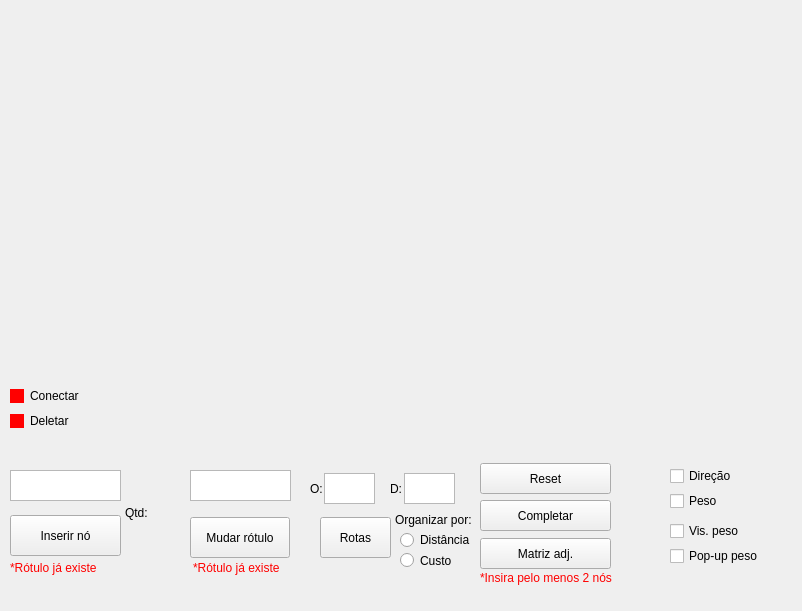
First picture: the form in mainwindow.ui, repository juliaaviee/graphDraw, before the edit.
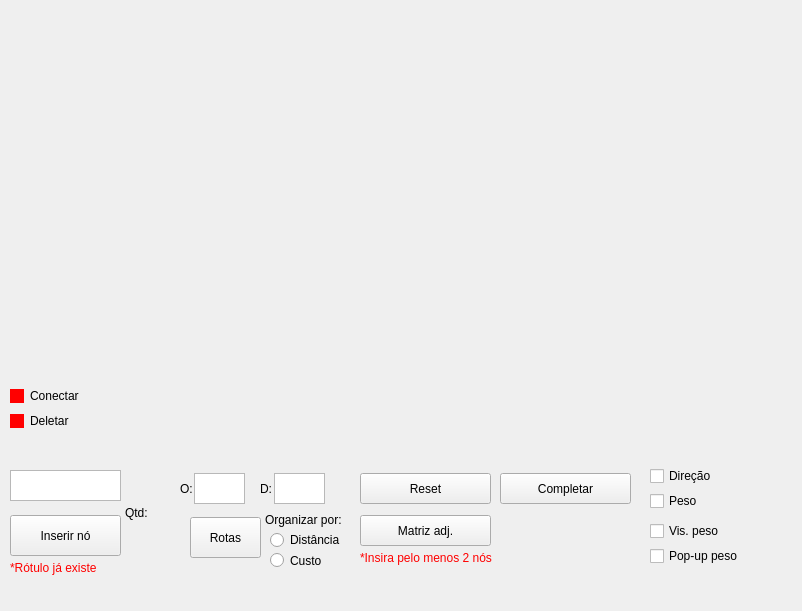
Second picture: the form after the edit. Icons and pictures are not drawn.

What changed in the file:
```diff
--- a/mainwindow.ui
+++ b/mainwindow.ui
@@ -43,8 +43,8 @@
    <widget class="QPushButton" name="reset">
     <property name="geometry">
      <rect>
-      <x>480</x>
-      <y>463</y>
+      <x>360</x>
+      <y>473</y>
       <width>131</width>
       <height>31</height>
      </rect>
@@ -53,34 +53,11 @@
      <string>Reset</string>
     </property>
    </widget>
-   <widget class="QPushButton" name="changeName">
-    <property name="geometry">
-     <rect>
-      <x>190</x>
-      <y>517</y>
-      <width>100</width>
-      <height>41</height>
-     </rect>
-    </property>
-    <property name="text">
-     <string>Mudar rótulo</string>
-    </property>
-   </widget>
-   <widget class="QTextEdit" name="newName">
-    <property name="geometry">
-     <rect>
-      <x>190</x>
-      <y>470</y>
-      <width>101</width>
-      <height>31</height>
-     </rect>
-    </property>
-   </widget>
    <widget class="QPushButton" name="showMatrix">
     <property name="geometry">
      <rect>
-      <x>480</x>
-      <y>538</y>
+      <x>360</x>
+      <y>515</y>
       <width>131</width>
       <height>31</height>
      </rect>
@@ -92,7 +69,7 @@
    <widget class="QPushButton" name="routes">
     <property name="geometry">
      <rect>
-      <x>320</x>
+      <x>190</x>
       <y>517</y>
       <width>71</width>
       <height>41</height>
@@ -105,7 +82,7 @@
    <widget class="QTextEdit" name="src">
     <property name="geometry">
      <rect>
-      <x>324</x>
+      <x>194</x>
       <y>473</y>
       <width>51</width>
       <height>31</height>
@@ -115,7 +92,7 @@
    <widget class="QTextEdit" name="dst">
     <property name="geometry">
      <rect>
-      <x>404</x>
+      <x>274</x>
       <y>473</y>
       <width>51</width>
       <height>31</height>
@@ -125,7 +102,7 @@
    <widget class="QLabel" name="label">
     <property name="geometry">
      <rect>
-      <x>310</x>
+      <x>180</x>
       <y>473</y>
       <width>16</width>
       <height>31</height>
@@ -138,7 +115,7 @@
    <widget class="QLabel" name="label_2">
     <property name="geometry">
      <rect>
-      <x>390</x>
+      <x>260</x>
       <y>473</y>
       <width>20</width>
       <height>31</height>
@@ -151,7 +128,7 @@
    <widget class="QRadioButton" name="sortCost">
     <property name="geometry">
      <rect>
-      <x>400</x>
+      <x>270</x>
       <y>550</y>
       <width>51</width>
       <height>21</height>
@@ -164,7 +141,7 @@
    <widget class="QRadioButton" name="sortLen">
     <property name="geometry">
      <rect>
-      <x>400</x>
+      <x>270</x>
       <y>530</y>
       <width>71</width>
       <height>20</height>
@@ -177,7 +154,7 @@
    <widget class="QLabel" name="label_3">
     <property name="geometry">
      <rect>
-      <x>395</x>
+      <x>265</x>
       <y>510</y>
       <width>79</width>
       <height>20</height>
@@ -190,7 +167,7 @@
    <widget class="QCheckBox" name="weightV">
     <property name="geometry">
      <rect>
-      <x>670</x>
+      <x>650</x>
       <y>520</y>
       <width>81</width>
       <height>22</height>
@@ -203,7 +180,7 @@
    <widget class="QCheckBox" name="weightP">
     <property name="geometry">
      <rect>
-      <x>670</x>
+      <x>650</x>
       <y>545</y>
       <width>101</width>
       <height>22</height>
@@ -216,8 +193,8 @@
    <widget class="QPushButton" name="complete">
     <property name="geometry">
      <rect>
-      <x>480</x>
-      <y>500</y>
+      <x>500</x>
+      <y>473</y>
       <width>131</width>
       <height>31</height>
      </rect>
@@ -255,26 +232,10 @@
      <string>*Rótulo já existe</string>
     </property>
    </widget>
-   <widget class="QLabel" name="insertionEr1">
-    <property name="geometry">
-     <rect>
-      <x>193</x>
-      <y>560</y>
-      <width>91</width>
-      <height>16</height>
-     </rect>
-    </property>
-    <property name="styleSheet">
-     <string notr="true">color: red;</string>
-    </property>
-    <property name="text">
-     <string>*Rótulo já existe</string>
-    </property>
-   </widget>
    <widget class="QCheckBox" name="enDirection">
     <property name="geometry">
      <rect>
-      <x>670</x>
+      <x>650</x>
       <y>465</y>
       <width>61</width>
       <height>22</height>
@@ -287,7 +248,7 @@
    <widget class="QCheckBox" name="enWeight">
     <property name="geometry">
      <rect>
-      <x>670</x>
+      <x>650</x>
       <y>490</y>
       <width>51</width>
       <height>22</height>
@@ -300,7 +261,7 @@
    <widget class="QLabel" name="routeEr">
     <property name="geometry">
      <rect>
-      <x>320</x>
+      <x>190</x>
       <y>570</y>
       <width>141</width>
       <height>16</height>
@@ -316,8 +277,8 @@
    <widget class="QLabel" name="matrixEr">
     <property name="geometry">
      <rect>
-      <x>480</x>
-      <y>570</y>
+      <x>360</x>
+      <y>550</y>
       <width>141</width>
       <height>16</height>
      </rect>
```
